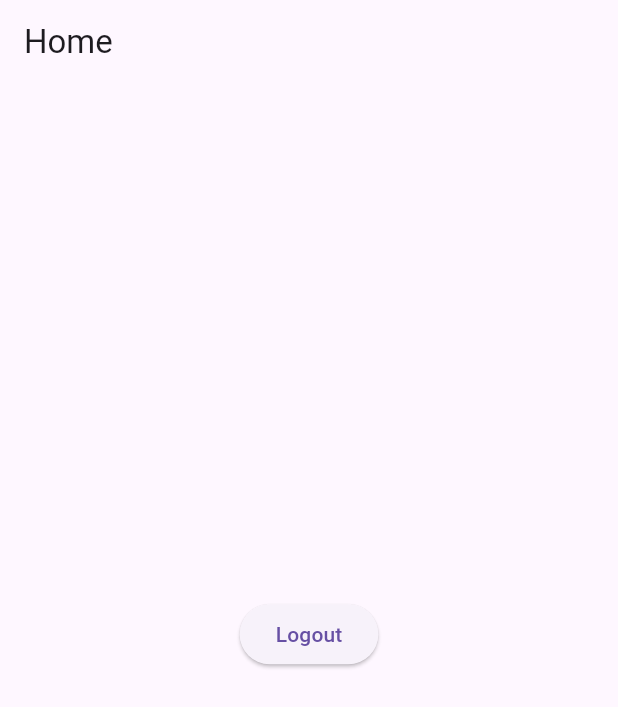
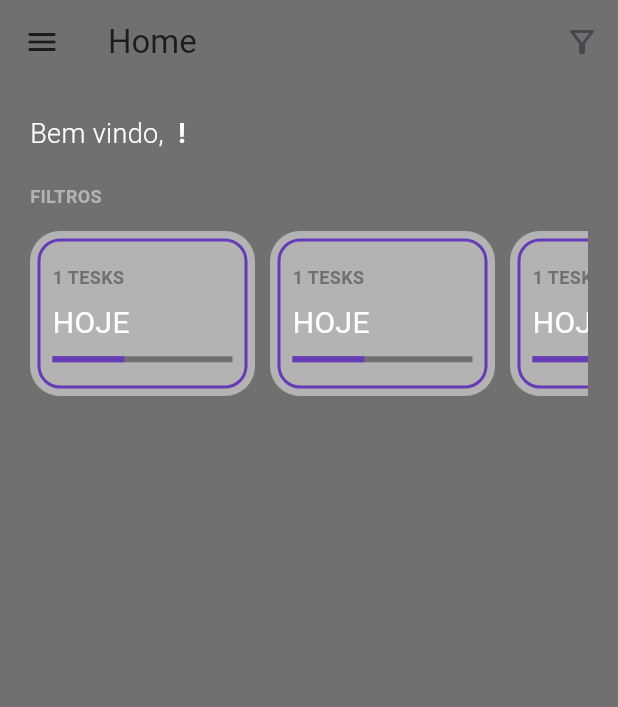
Before and after one commit to jmalvino/AppTudoList, a Flutter app: the screen it shows once a user with an empty profile is signed in, on a phone screen of 412 x 824 dp. Shown: the top 707 px of the screen. Run offline on Flutter 3.47's test engine with Material 3 defaults, Android fonts, the light colour scheme and no system bars; our stand-ins replace firebase_auth, firebase_core, google_sign_in, nested, sqflite, sqflite_common and 1 more; missing offline and left inert: flutter_overlay_loader, validatorless; accounts and stored records are empty; network calls fail.

Commit message:
Criacao do header e filter da tela home

```diff
--- a/lib/app/app_module.dart
+++ b/lib/app/app_module.dart
@@ -1,8 +1,8 @@
 import 'package:app_tudo_list/app/app_widget.dart';
 import 'package:app_tudo_list/app/core/auth/auth_provider.dart' as firebaseAuthProvider;
 import 'package:app_tudo_list/app/core/database/sqlite_connection_factory.dart';
-import 'package:app_tudo_list/app/modules/register/user/user_repository.dart';
-import 'package:app_tudo_list/app/modules/register/user/user_repository_implements.dart';
+import 'package:app_tudo_list/app/repositories/user/user_repository.dart';
+import 'package:app_tudo_list/app/repositories/user/user_repository_implements.dart';
 import 'package:app_tudo_list/app/services/user/user_service.dart';
 import 'package:app_tudo_list/app/services/user/user_service_implements.dart';
 import 'package:firebase_auth/firebase_auth.dart';
--- a/lib/app/modules/home/home_module.dart
+++ b/lib/app/modules/home/home_module.dart
@@ -6,7 +6,7 @@ class HomeModule extends TodoListModule {
       : super(
           // bindings: [],
           routers: {
-            '/home' : (context) => const HomePage(),
+            '/home' : (context) => HomePage(),
           },
         );
 }
--- a/lib/app/modules/home/home_page.dart
+++ b/lib/app/modules/home/home_page.dart
@@ -1,28 +1,73 @@
-import 'package:app_tudo_list/app/core/auth/auth_provider.dart';
+import 'package:app_tudo_list/app/modules/home/widgets/home_drawer.dart';
+import 'package:app_tudo_list/app/modules/home/widgets/home_filter.dart';
+import 'package:app_tudo_list/app/modules/home/widgets/home_header.dart';
+import 'package:app_tudo_list/global/app_color.dart';
 import 'package:flutter/material.dart';
-import 'package:provider/provider.dart';
 
-class HomePage extends StatelessWidget {
-  const HomePage({super.key});
+class HomePage extends StatefulWidget {
+  HomePage({super.key});
+
+  @override
+  State<HomePage> createState() => _HomePageState();
+}
+
+class _HomePageState extends State<HomePage> {
+  final AppColors appColors = AppColors();
+
+  @override
+  void initState() {
+    if (appColors.isModo == false) {
+      appColors.darkModo();
+    } else {
+      appColors.lightModo();
+    }
+    super.initState();
+  }
 
   @override
   Widget build(BuildContext context) {
     return Scaffold(
+      backgroundColor: appColors.secondColor,
       appBar: AppBar(
+        backgroundColor: appColors.secondColor,
+        elevation: 0,
         title: const Text('Home'),
+        actions: [
+          PopupMenuButton(
+            itemBuilder: (_) => [const PopupMenuItem(child: Text('Mostrar tarefas concluidas'))],
+            icon: const Icon(Icons.filter_alt_outlined),
+          ),
+        ],
       ),
-      body: Center(
-        child: SizedBox(
-          width: MediaQuery.of(context).size.width,
-          height: MediaQuery.of(context).size.height * 0.1,
-          child: Column(
-            children: [
-              ElevatedButton(onPressed: (){
-                context.read<AuthProvider>().logout();
-              }, child: const Text('Logout')),
-            ],
-          ),
-        ),
+      drawer: HomeDrawer(),
+      body: LayoutBuilder(
+        builder: (context, constraints) {
+          return SingleChildScrollView(
+            child: ConstrainedBox(
+              constraints: BoxConstraints(
+                minHeight: constraints.maxHeight,
+                minWidth: constraints.maxWidth,
+              ),
+              child: Container(
+                child: IntrinsicHeight(
+                  child: Padding(
+                    padding: const EdgeInsets.all(20),
+                    child: Column(
+                      crossAxisAlignment: CrossAxisAlignment.start,
+                      children: [
+                        HomeHeader(appColors: appColors),
+                        Padding(
+                          padding: const EdgeInsets.symmetric(vertical: 20),
+                          child: HomeFilter(appColors: appColors),
+                        ),
+                      ],
+                    ),
+                  ),
+                ),
+              ),
+            ),
+          );
+        },
       ),
     );
   }
--- /dev/null
+++ b/lib/app/modules/home/widgets/home_filter.dart
@@ -0,0 +1,37 @@
+import 'package:app_tudo_list/app/modules/home/widgets/todo_card_filter.dart';
+import 'package:app_tudo_list/global/app_color.dart';
+import 'package:flutter/material.dart';
+
+class HomeFilter extends StatelessWidget {
+  final AppColors appColors;
+
+  const HomeFilter({super.key, required this.appColors});
+
+  @override
+  Widget build(BuildContext context) {
+    var textStyle = TextStyle(fontWeight: FontWeight.w600, fontSize: 12, color: appColors.tetrialColor);
+    return Column(
+      crossAxisAlignment: CrossAxisAlignment.start,
+      mainAxisSize: MainAxisSize.min,
+      children: [
+        Text(
+          'FILTROS',
+          style: textStyle,
+        ),
+        const SizedBox(
+          height: 15,
+        ),
+        SingleChildScrollView(
+          scrollDirection: Axis.horizontal,
+          child: Row(
+            children: [
+              TodoCardFilter(appColors: appColors),
+              TodoCardFilter(appColors: appColors),
+              TodoCardFilter(appColors: appColors),
+            ],
+          ),
+        ),
+      ],
+    );
+  }
+}
--- /dev/null
+++ b/lib/app/modules/home/widgets/home_header.dart
@@ -0,0 +1,28 @@
+import 'package:app_tudo_list/app/core/auth/auth_provider.dart';
+import 'package:app_tudo_list/global/app_color.dart';
+import 'package:flutter/material.dart';
+import 'package:provider/provider.dart';
+
+class HomeHeader extends StatelessWidget {
+  final AppColors appColors;
+
+  HomeHeader({super.key, required this.appColors});
+
+  @override
+  Widget build(BuildContext context) {
+    var textStyle = TextStyle(color: appColors.colorTextField, fontSize: 18, fontWeight: FontWeight.bold);
+    return Selector<AuthProvider, String>(
+        builder: (_, value, __) {
+          return Row(
+            children: [
+              Text(
+                'Bem vindo, ',
+                style: textStyle.copyWith(fontWeight: FontWeight.w300),
+              ),
+              Text('$value !', style: textStyle),
+            ],
+          );
+        },
+        selector: (context, authProvider) => authProvider.user?.displayName ?? 'Não Informado!');
+  }
+}
--- /dev/null
+++ b/lib/app/modules/home/widgets/todo_card_filter.dart
@@ -0,0 +1,58 @@
+import 'package:app_tudo_list/global/app_color.dart';
+import 'package:flutter/material.dart';
+
+class TodoCardFilter extends StatelessWidget {
+  final AppColors appColors;
+
+  const TodoCardFilter({super.key, required this.appColors});
+
+  @override
+  Widget build(BuildContext context) {
+    var textStyle = TextStyle(fontWeight: FontWeight.w600, fontSize: 12, color: appColors.secondColor);
+    return Container(
+      margin: const EdgeInsets.only(right: 10),
+      constraints: const BoxConstraints(
+        minHeight: 110,
+        minWidth: 150,
+      ),
+      decoration: BoxDecoration(
+        borderRadius: BorderRadius.circular(20),
+        color: appColors.tetrialColor,
+      ),
+      child: Padding(
+        padding: const EdgeInsets.all(5),
+        child: Container(
+          height: 100,
+          width: 140,
+          decoration: BoxDecoration(
+            borderRadius: BorderRadius.circular(15),
+            color: Colors.transparent,
+            border: Border.all(color: appColors.corPrimaria, width: 2),
+          ),
+          child: Padding(
+            padding: const EdgeInsets.all(8.0),
+            child: Column(
+              crossAxisAlignment: CrossAxisAlignment.start,
+              mainAxisAlignment: MainAxisAlignment.spaceEvenly,
+              children: [
+                Text('1 TESKS', style: textStyle),
+                Text(
+                  'HOJE',
+                  style: TextStyle(
+                    color: appColors.colorTextField,
+                    fontSize: 20,
+                  ),
+                ),
+                LinearProgressIndicator(
+                  backgroundColor: appColors.secondColor,
+                  valueColor: AlwaysStoppedAnimation<Color>(appColors.corPrimaria),
+                  value: 0.4,
+                ),
+              ],
+            ),
+          ),
+        ),
+      ),
+    );
+  }
+}
--- a/lib/app/modules/splash/splah_page.dart
+++ b/lib/app/modules/splash/splah_page.dart
@@ -11,6 +11,8 @@ class SplashPage extends StatefulWidget {
 class _SplashPageState extends State<SplashPage> {
   @override
   void initState() {
+
+
     // Future.delayed(const Duration(seconds: 2), () {
     //   // Navigator.of(context).pushReplacement(
     //   //   MaterialPageRoute(
--- a/lib/app/modules/register/user/user_repository.dart
+++ b/lib/app/repositories/user/user_repository.dart
@@ -6,4 +6,5 @@ abstract class UserRepository{
   Future<void> forgorPassword(String email);
   Future<User?> googleLogin();
   Future<void> logout();
+  Future<User?> updateDisplayName(String name);
 }
--- a/lib/app/services/user/user_service.dart
+++ b/lib/app/services/user/user_service.dart
@@ -6,4 +6,5 @@ Future<User?> login(String email, String password);
 Future<void> forgotPassword(String email);
 Future<User?> googleLogin();
 Future<void> logout();
+Future<User?> updateDisplayName(String name);
 }
--- a/lib/app/services/user/user_service_implements.dart
+++ b/lib/app/services/user/user_service_implements.dart
@@ -1,4 +1,4 @@
-import 'package:app_tudo_list/app/modules/register/user/user_repository.dart';
+import 'package:app_tudo_list/app/repositories/user/user_repository.dart';
 import 'package:app_tudo_list/app/services/user/user_service.dart';
 import 'package:firebase_auth/firebase_auth.dart';
 
@@ -21,5 +21,8 @@ class UserServiceImplements implements UserService{
   @override
   Future<void> logout() => _userRepository.logout();
 
+  @override
+  Future<User?> updateDisplayName(String name) => _userRepository.updateDisplayName(name);
+
 
 }
--- a/lib/global/app_color.dart
+++ b/lib/global/app_color.dart
@@ -26,7 +26,7 @@ class AppColors {
     buttonTextColor = Colors.white;
     colorTextField = Colors.white;
     secondColor = const Color(0xFF707070);
-    tetrialColor = const Color(0xFF757575);
+    tetrialColor = const Color(0xFFB3B3B3);
     bgColor = const Color(0xFF303030);
   }
 }
```
Also changed, not shown: lib/app/core/auth/auth_provider.dart (+9 -4 lines), lib/app/modules/home/widgets/home_drawer.dart (added, +134 -0 lines), lib/app/repositories/user/user_repository_implements.dart (renamed from lib/app/modules/register/user/user_repository_implements.dart, +10 -1 lines).
